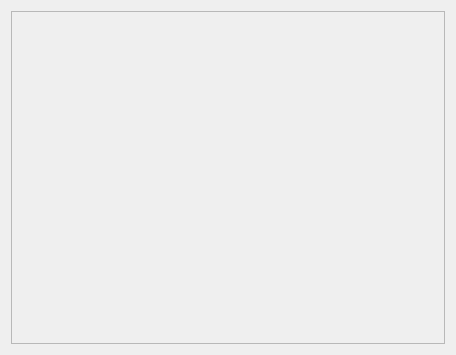
First picture: the form in labirint/mainwidget.ui, repository alfertev2014/labirint, before the edit.
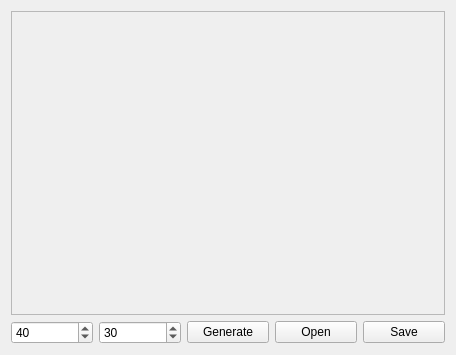
Second picture: the form after the edit.

Diff of the .ui file:
```diff
--- a/labirint/mainwidget.ui
+++ b/labirint/mainwidget.ui
@@ -13,11 +13,11 @@
   <property name="windowTitle">
    <string>MainWidget</string>
   </property>
-  <layout class="QHBoxLayout" name="horizontalLayout">
+  <layout class="QVBoxLayout" name="verticalLayout">
    <item>
     <widget class="QFrame" name="fieldFrame">
      <property name="sizePolicy">
-      <sizepolicy hsizetype="Preferred" vsizetype="Preferred">
+      <sizepolicy hsizetype="Preferred" vsizetype="Expanding">
        <horstretch>0</horstretch>
        <verstretch>0</verstretch>
       </sizepolicy>
@@ -33,6 +33,57 @@
      </property>
     </widget>
    </item>
+   <item>
+    <layout class="QHBoxLayout" name="horizontalLayout">
+     <item>
+      <widget class="QSpinBox" name="widthSpinBox">
+       <property name="minimum">
+        <number>1</number>
+       </property>
+       <property name="maximum">
+        <number>500</number>
+       </property>
+       <property name="value">
+        <number>40</number>
+       </property>
+      </widget>
+     </item>
+     <item>
+      <widget class="QSpinBox" name="heightSpinBox">
+       <property name="minimum">
+        <number>1</number>
+       </property>
+       <property name="maximum">
+        <number>500</number>
+       </property>
+       <property name="value">
+        <number>30</number>
+       </property>
+      </widget>
+     </item>
+     <item>
+      <widget class="QPushButton" name="generateButton">
+       <property name="text">
+        <string>Generate</string>
+       </property>
+      </widget>
+     </item>
+     <item>
+      <widget class="QPushButton" name="openButton">
+       <property name="text">
+        <string>Open</string>
+       </property>
+      </widget>
+     </item>
+     <item>
+      <widget class="QPushButton" name="saveButton">
+       <property name="text">
+        <string>Save</string>
+       </property>
+      </widget>
+     </item>
+    </layout>
+   </item>
   </layout>
  </widget>
  <layoutdefault spacing="6" margin="11"/>
```
